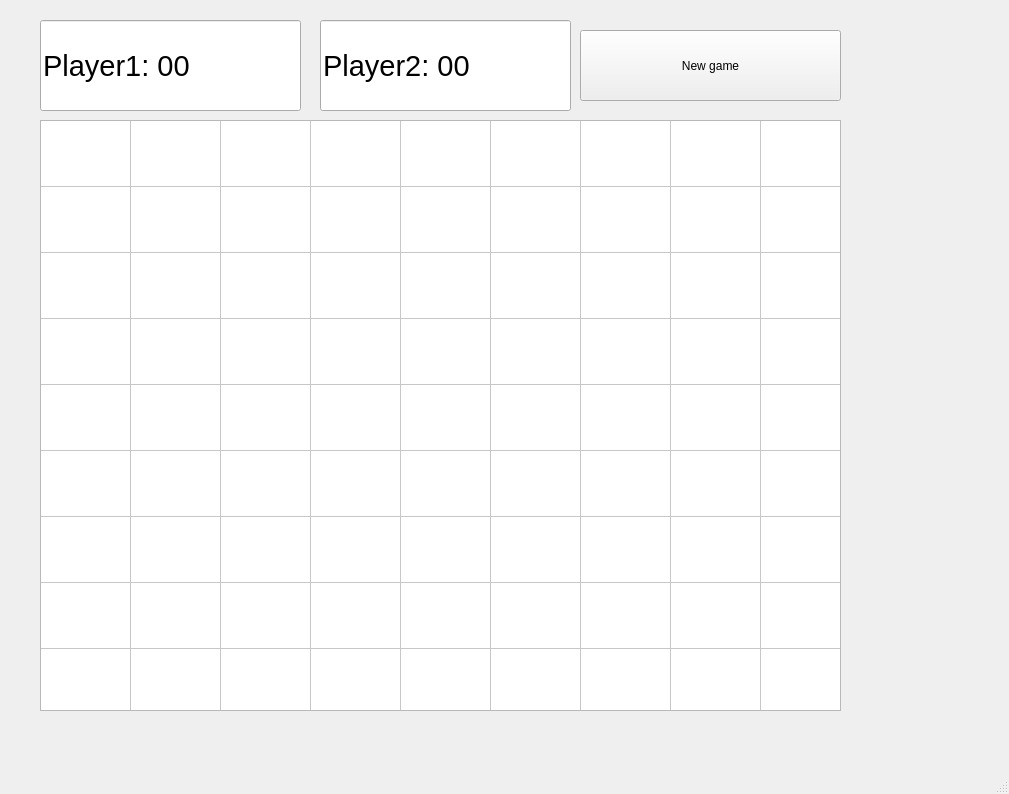
pxlman/notxo, file mainwindow.ui: the form before one commit.
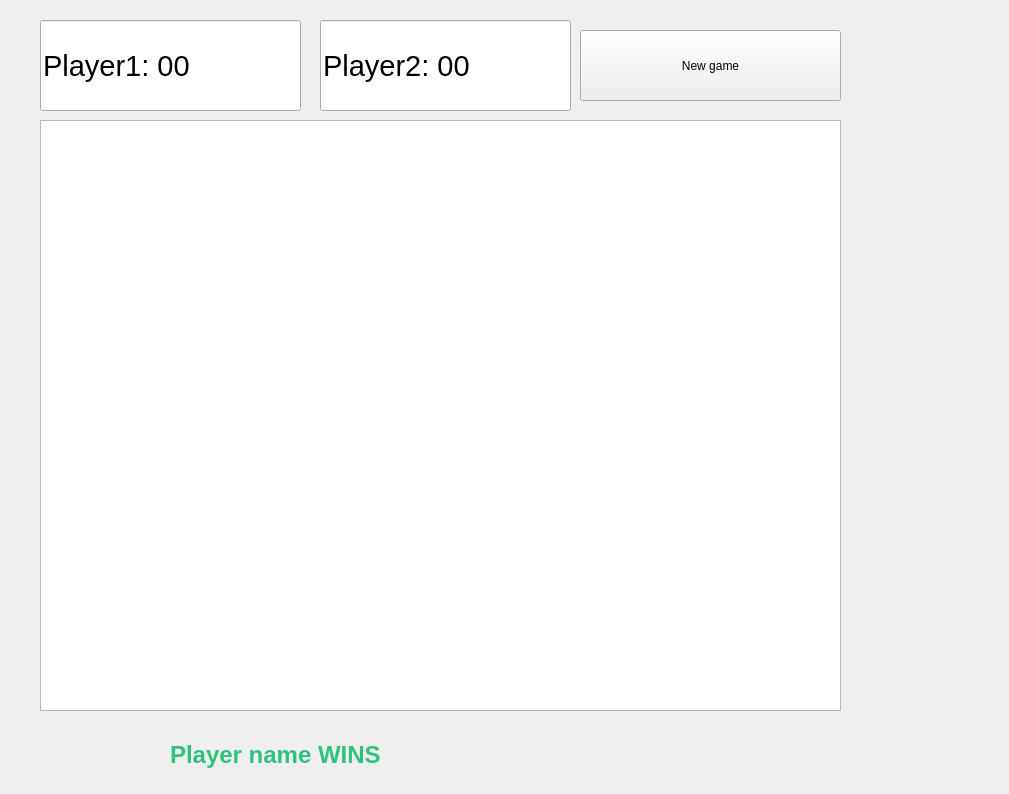
The form after the commit.

Commit message: Implementing the headers in the GUI

The edit to the form file:
```diff
--- a/mainwindow.ui
+++ b/mainwindow.ui
@@ -39,10 +39,10 @@
      <enum>QAbstractItemView::SingleSelection</enum>
     </property>
     <property name="rowCount">
-     <number>9</number>
+     <number>0</number>
     </property>
     <property name="columnCount">
-     <number>9</number>
+     <number>0</number>
     </property>
     <attribute name="horizontalHeaderVisible">
      <bool>false</bool>
@@ -68,24 +68,6 @@
     <attribute name="verticalHeaderDefaultSectionSize">
      <number>66</number>
     </attribute>
-    <row/>
-    <row/>
-    <row/>
-    <row/>
-    <row/>
-    <row/>
-    <row/>
-    <row/>
-    <row/>
-    <column/>
-    <column/>
-    <column/>
-    <column/>
-    <column/>
-    <column/>
-    <column/>
-    <column/>
-    <column/>
    </widget>
    <widget class="QLineEdit" name="lineEdit">
     <property name="geometry">
@@ -142,18 +124,26 @@
      <bool>true</bool>
     </property>
    </widget>
+   <widget class="QLabel" name="winner_label">
+    <property name="geometry">
+     <rect>
+      <x>170</x>
+      <y>730</y>
+      <width>251</width>
+      <height>51</height>
+     </rect>
+    </property>
+    <property name="font">
+     <font>
+      <pointsize>18</pointsize>
+      <bold>true</bold>
+     </font>
+    </property>
+    <property name="text">
+     <string>&lt;html&gt;&lt;head/&gt;&lt;body&gt;&lt;p&gt;&lt;span style=&quot; color:#2ec27e;&quot;&gt;Player name WINS&lt;/span&gt;&lt;/p&gt;&lt;/body&gt;&lt;/html&gt;</string>
+    </property>
+   </widget>
   </widget>
-  <widget class="QMenuBar" name="menubar">
-   <property name="geometry">
-    <rect>
-     <x>0</x>
-     <y>0</y>
-     <width>1009</width>
-     <height>24</height>
-    </rect>
-   </property>
-  </widget>
-  <widget class="QStatusBar" name="statusbar"/>
  </widget>
  <resources/>
  <connections/>
```
Left out of the diff: 8 changed lines with no effect on the pictures. The commit also changes 7 other files.
